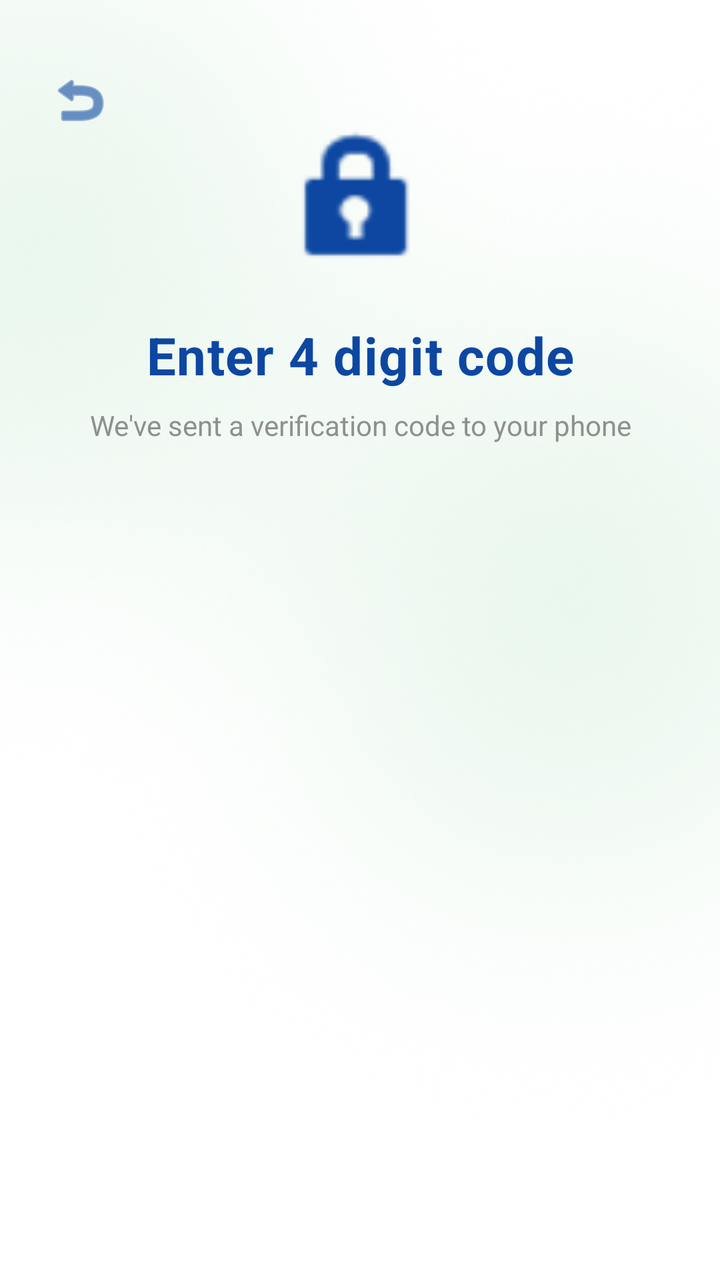
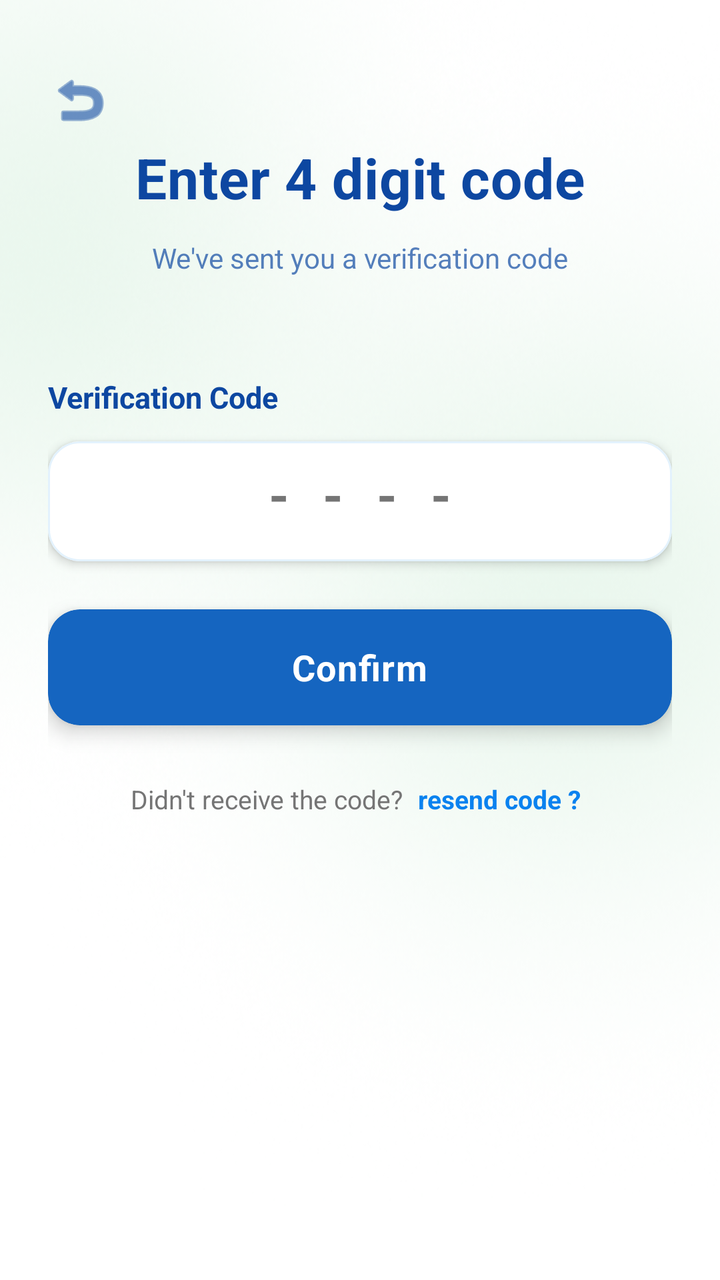

Before-and-after screenshots of an Android layout around one commit, followed by the original layout XML and the change that was made.
<!-- AndroidManifest.xml: application theme Theme.Hostello -->
<!-- res/layout/activity_otp.xml -->
<?xml version="1.0" encoding="utf-8"?>
<LinearLayout xmlns:android="http://schemas.android.com/apk/res/android"
    xmlns:app="http://schemas.android.com/apk/res-auto"
    xmlns:tools="http://schemas.android.com/tools"
    android:id="@+id/main"
    android:layout_width="match_parent"
    android:layout_height="match_parent"
    android:orientation="vertical"
    android:background="@color/white"
    tools:context=".OtpActivity">

    
    <FrameLayout
        android:layout_width="match_parent"
        android:layout_height="wrap_content"
        android:background="@drawable/gradient_bg">

        
        <ImageButton
            android:id="@+id/back"
            android:layout_width="48dp"
            android:layout_height="48dp"
            android:layout_marginStart="16dp"
            android:layout_marginTop="26dp"
            android:background="?attr/selectableItemBackgroundBorderless"
            android:contentDescription="@string/back"
            android:src="@android:drawable/ic_menu_revert"
            app:tint="@color/dark_blue" />

        
        <LinearLayout
            android:layout_width="match_parent"
            android:layout_height="wrap_content"
            android:orientation="vertical"
            android:gravity="center_horizontal"
            android:paddingStart="24dp"
            android:paddingEnd="24dp"
            android:paddingTop="20dp"
            android:paddingBottom="32dp">

            
            <ImageView
                android:layout_width="80dp"
                android:layout_height="80dp"
                android:layout_marginTop="40dp"
                android:src="@android:drawable/ic_lock_idle_lock"
                app:tint="@color/dark_blue"
                android:contentDescription="Security lock icon" />

            
            <TextView
                android:id="@+id/member_verification_code_text"
                android:layout_width="match_parent"
                android:layout_height="wrap_content"
                android:text="@string/enter_4_digit_code"
                android:textAlignment="center"
                android:textColor="@color/dark_blue"
                android:textSize="26sp"
                android:textStyle="bold"
                android:layout_marginTop="20dp"
                android:letterSpacing="0.02" />

            
            <TextView
                android:layout_width="match_parent"
                android:layout_height="wrap_content"
                android:text="We've sent a verification code to your phone"
                android:textAlignment="center"
                android:textColor="@color/text_gray"
                android:textSize="14sp"
                android:layout_marginTop="8dp"
                android:layout_marginBottom="32dp"
                android:alpha="0.8" />

        </LinearLayout>

    </FrameLayout>

    
    <LinearLayout
        android:layout_width="match_parent"
        android:layout_height="wrap_content"
        android:orientation="vertical"
        android:padding="24dp"
        android:gravity="center_horizontal">

        
        <TextView
            android:id="@+id/member_ver_code"
            android:layout_width="wrap_content"
            android:layout_height="wrap_content"
            android:text="Verification Code"
            android:textColor="@color/dark_blue"
            android:textSize="16sp"
            android:textStyle="bold"
            android:layout_marginBottom="12dp" />

        
        <com.google.android.material.card.MaterialCardView
            android:layout_width="match_parent"
            android:layout_height="wrap_content"
            app:cardCornerRadius="16dp"
            app:cardElevation="2dp"
            app:strokeWidth="2dp"
            app:strokeColor="#E3F2FD"
            app:cardBackgroundColor="@color/white"
            android:layout_marginBottom="24dp">

            <EditText
                android:id="@+id/member_four_digit_input"
                android:layout_width="match_parent"
                android:layout_height="wrap_content"
                android:hint="@string/code_hint"
                android:inputType="number"
                android:padding="20dp"
                android:textColor="@color/dark_blue"
                android:textColorHint="@color/text_gray"
                android:textSize="28sp"
                android:textStyle="bold"
                android:maxLength="6"
                android:gravity="center"
                android:letterSpacing="0.3"
                android:background="@android:color/transparent" />

        </com.google.android.material.card.MaterialCardView>

        
        <com.google.android.material.card.MaterialCardView
            android:id="@+id/member_confirm"
            android:layout_width="match_parent"
            android:layout_height="wrap_content"
            app:cardCornerRadius="16dp"
            app:cardElevation="6dp"
            android:clickable="true"
            android:focusable="true"
            android:foreground="?attr/selectableItemBackground"
            app:cardBackgroundColor="#1565C0">

            <LinearLayout
                android:layout_width="match_parent"
                android:layout_height="wrap_content"
                android:orientation="horizontal"
                android:gravity="center"
                android:padding="16dp">

                <TextView
                    android:layout_width="wrap_content"
                    android:layout_height="wrap_content"
                    android:text="@string/confirm_button"
                    android:textColor="#FFFFFF"
                    android:textSize="18sp"
                    android:textStyle="bold"
                    android:letterSpacing="0.05" />

                <ImageView
                    android:layout_width="24dp"
                    android:layout_height="24dp"
                    android:layout_marginStart="8dp"
                    android:src="@android:drawable/ic_menu_send"
                    app:tint="#FFFFFF"
                    android:contentDescription="Send icon" />

            </LinearLayout>

        </com.google.android.material.card.MaterialCardView>

        
        <LinearLayout
            android:layout_width="match_parent"
            android:layout_height="wrap_content"
            android:orientation="horizontal"
            android:gravity="center"
            android:layout_marginTop="20dp">

            <TextView
                android:layout_width="wrap_content"
                android:layout_height="wrap_content"
                android:text="Didn't receive the code? "
                android:textSize="14sp"
                android:textColor="@color/text_gray" />

            <TextView
                android:id="@+id/code_confirm_agree"
                android:layout_width="wrap_content"
                android:layout_height="wrap_content"
                android:text="@string/resend_code"
                android:textSize="14sp"
                android:textColor="@color/blue"
                android:textStyle="bold"
                android:clickable="true"
                android:focusable="true"
                android:background="?attr/selectableItemBackground"
                android:padding="4dp" />

        </LinearLayout>

        
        <TextView
            android:id="@+id/resend_timer"
            android:layout_width="wrap_content"
            android:layout_height="wrap_content"
            android:text="Resend code in 00:30"
            android:textSize="12sp"
            android:textColor="@color/text_gray"
            android:layout_marginTop="8dp"
            android:visibility="gone" />

    </LinearLayout>

    
    <View
        android:layout_width="match_parent"
        android:layout_height="0dp"
        android:layout_weight="1" />

    
    <LinearLayout
        android:layout_width="match_parent"
        android:layout_height="wrap_content"
        android:orientation="horizontal"
        android:gravity="center"
        android:padding="20dp"
        android:background="#F5F5F5">

        <ImageView
            android:layout_width="16dp"
            android:layout_height="16dp"
            android:src="@android:drawable/ic_secure"
            app:tint="@color/blue"
            android:contentDescription="Security icon" />

        <TextView
            android:layout_width="wrap_content"
            android:layout_height="wrap_content"
            android:text="Your information is secure and encrypted"
            android:textSize="12sp"
            android:textColor="@color/text_gray"
            android:layout_marginStart="6dp" />

    </LinearLayout>

</LinearLayout>
<!-- resources referenced by this layout -->
<resources>
  <color name="blue">#0A82EF</color>
  <color name="dark_blue">#0D47A1</color>
  <color name="text_gray">#757575</color>
  <color name="white">#FFFFFF</color>
  <!-- drawable gradient_bg: png bitmap (drawable, 370907 bytes) -->
  <string name="back">Back</string>
  <string name="code_hint">- - - -</string>
  <string name="confirm_button">Confirm</string>
  <string name="enter_4_digit_code">Enter 4 digit code</string>
  <string name="resend_code">resend code ?</string>
  <style name="Theme.Hostello" parent="Base.Theme.Hostello" />
  <style name="Base.Theme.Hostello" parent="Theme.Material3.DayNight.NoActionBar">
          <item name="colorPrimary">@color/black</item>
      </style>
  <color name="black">#FF000000</color>
</resources>

<!-- the commit's change to res/layout/activity_otp.xml (unified diff, before → after) -->
@@ -9,7 +9,6 @@
     android:background="@color/white"
     tools:context=".OtpActivity">
 
-    
     <FrameLayout
         android:layout_width="match_parent"
         android:layout_height="wrap_content"
@@ -36,16 +35,7 @@
             android:paddingStart="24dp"
             android:paddingEnd="24dp"
             android:paddingTop="20dp"
-            android:paddingBottom="32dp">
-
-            
-            <ImageView
-                android:layout_width="80dp"
-                android:layout_height="80dp"
-                android:layout_marginTop="40dp"
-                android:src="@android:drawable/ic_lock_idle_lock"
-                app:tint="@color/dark_blue"
-                android:contentDescription="Security lock icon" />
+            android:paddingBottom="40dp">
 
             
             <TextView
@@ -55,188 +45,121 @@
                 android:text="@string/enter_4_digit_code"
                 android:textAlignment="center"
                 android:textColor="@color/dark_blue"
-                android:textSize="26sp"
+                android:textSize="28sp"
                 android:textStyle="bold"
-                android:layout_marginTop="20dp"
-                android:letterSpacing="0.02" />
+                android:layout_marginTop="50dp"
+                android:layout_marginBottom="12dp"
+                android:letterSpacing="0.01" />
 
             
             <TextView
                 android:layout_width="match_parent"
                 android:layout_height="wrap_content"
-                android:text="We've sent a verification code to your phone"
+                android:text="We've sent you a verification code"
                 android:textAlignment="center"
-                android:textColor="@color/text_gray"
+                android:textColor="@color/dark_blue"
                 android:textSize="14sp"
-                android:layout_marginTop="8dp"
-                android:layout_marginBottom="32dp"
-                android:alpha="0.8" />
+                android:layout_marginBottom="50dp"
+                android:alpha="0.7" />
+
+            
+            <TextView
+                android:id="@+id/member_ver_code"
+                android:layout_width="match_parent"
+                android:layout_height="wrap_content"
+                android:text="Verification Code"
+                android:textColor="@color/dark_blue"
+                android:textSize="15sp"
+                android:textStyle="bold"
+                android:layout_marginBottom="12dp" />
+
+            
+            <com.google.android.material.card.MaterialCardView
+                android:layout_width="match_parent"
+                android:layout_height="wrap_content"
+                app:cardCornerRadius="16dp"
+                app:cardElevation="3dp"
+                app:strokeWidth="1dp"
+                app:strokeColor="#E3F2FD"
+                app:cardBackgroundColor="@color/white"
+                android:layout_marginBottom="24dp">
+
+                <EditText
+                    android:id="@+id/member_four_digit_input"
+                    android:layout_width="match_parent"
+                    android:layout_height="60dp"
+                    android:hint="@string/code_hint"
+                    android:inputType="number"
+                    android:padding="16dp"
+                    android:textColor="@color/dark_blue"
+                    android:textColorHint="@color/text_gray"
+                    android:textSize="26sp"
+                    android:textStyle="bold"
+                    android:maxLength="6"
+                    android:gravity="center"
+                    android:letterSpacing="0.2"
+                    android:background="@android:color/transparent" />
+
+            </com.google.android.material.card.MaterialCardView>
+
+            
+            <androidx.cardview.widget.CardView
+                android:id="@+id/member_confirm"
+                android:layout_width="match_parent"
+                android:layout_height="58dp"
+                app:cardCornerRadius="16dp"
+                app:cardElevation="6dp"
+                android:clickable="true"
+                android:focusable="true"
+                android:foreground="?attr/selectableItemBackground"
+                app:cardBackgroundColor="#1565C0">
+
+                <TextView
+                    android:layout_width="wrap_content"
+                    android:layout_height="wrap_content"
+                    android:layout_gravity="center"
+                    android:text="@string/confirm_button"
+                    android:textColor="#FFFFFF"
+                    android:textSize="18sp"
+                    android:textStyle="bold"
+                    android:letterSpacing="0.03" />
+            </androidx.cardview.widget.CardView>
+
+            
+            <LinearLayout
+                android:layout_width="wrap_content"
+                android:layout_height="wrap_content"
+                android:orientation="horizontal"
+                android:layout_marginTop="20dp"
+                android:gravity="center">
+
+                <TextView
+                    android:layout_width="wrap_content"
+                    android:layout_height="wrap_content"
+                    android:text="Didn't receive the code? "
+                    android:textSize="13sp"
+                    android:textColor="@color/text_gray" />
+
+                <TextView
+                    android:id="@+id/code_confirm_agree"
+                    android:layout_width="wrap_content"
+                    android:layout_height="wrap_content"
+                    android:text="@string/resend_code"
+                    android:textSize="13sp"
+                    android:textColor="@color/blue"
+                    android:textStyle="bold"
+                    android:clickable="true"
+                    android:focusable="true"
+                    android:background="?attr/selectableItemBackground"
+                    android:paddingStart="4dp"
+                    android:paddingEnd="4dp"
+                    android:paddingTop="8dp"
+                    android:paddingBottom="8dp" />
+
+            </LinearLayout>
 
         </LinearLayout>
 
     </FrameLayout>
 
-    
-    <LinearLayout
-        android:layout_width="match_parent"
-        android:layout_height="wrap_content"
-        android:orientation="vertical"
-        android:padding="24dp"
-        android:gravity="center_horizontal">
-
-        
-        <TextView
-            android:id="@+id/member_ver_code"
-            android:layout_width="wrap_content"
-            android:layout_height="wrap_content"
-            android:text="Verification Code"
-            android:textColor="@color/dark_blue"
-            android:textSize="16sp"
-            android:textStyle="bold"
-            android:layout_marginBottom="12dp" />
-
-        
-        <com.google.android.material.card.MaterialCardView
-            android:layout_width="match_parent"
-            android:layout_height="wrap_content"
-            app:cardCornerRadius="16dp"
-            app:cardElevation="2dp"
-            app:strokeWidth="2dp"
-            app:strokeColor="#E3F2FD"
-            app:cardBackgroundColor="@color/white"
-            android:layout_marginBottom="24dp">
-
-            <EditText
-                android:id="@+id/member_four_digit_input"
-                android:layout_width="match_parent"
-                android:layout_height="wrap_content"
-                android:hint="@string/code_hint"
-                android:inputType="number"
-                android:padding="20dp"
-                android:textColor="@color/dark_blue"
-                android:textColorHint="@color/text_gray"
-                android:textSize="28sp"
-                android:textStyle="bold"
-                android:maxLength="6"
-                android:gravity="center"
-                android:letterSpacing="0.3"
-                android:background="@android:color/transparent" />
-
-        </com.google.android.material.card.MaterialCardView>
-
-        
-        <com.google.android.material.card.MaterialCardView
-            android:id="@+id/member_confirm"
-            android:layout_width="match_parent"
-            android:layout_height="wrap_content"
-            app:cardCornerRadius="16dp"
-            app:cardElevation="6dp"
-            android:clickable="true"
-            android:focusable="true"
-            android:foreground="?attr/selectableItemBackground"
-            app:cardBackgroundColor="#1565C0">
-
-            <LinearLayout
-                android:layout_width="match_parent"
-                android:layout_height="wrap_content"
-                android:orientation="horizontal"
-                android:gravity="center"
-                android:padding="16dp">
-
-                <TextView
-                    android:layout_width="wrap_content"
-                    android:layout_height="wrap_content"
-                    android:text="@string/confirm_button"
-                    android:textColor="#FFFFFF"
-                    android:textSize="18sp"
-                    android:textStyle="bold"
-                    android:letterSpacing="0.05" />
-
-                <ImageView
-                    android:layout_width="24dp"
-                    android:layout_height="24dp"
-                    android:layout_marginStart="8dp"
-                    android:src="@android:drawable/ic_menu_send"
-                    app:tint="#FFFFFF"
-                    android:contentDescription="Send icon" />
-
-            </LinearLayout>
-
-        </com.google.android.material.card.MaterialCardView>
-
-        
-        <LinearLayout
-            android:layout_width="match_parent"
-            android:layout_height="wrap_content"
-            android:orientation="horizontal"
-            android:gravity="center"
-            android:layout_marginTop="20dp">
-
-            <TextView
-                android:layout_width="wrap_content"
-                android:layout_height="wrap_content"
-                android:text="Didn't receive the code? "
-                android:textSize="14sp"
-                android:textColor="@color/text_gray" />
-
-            <TextView
-                android:id="@+id/code_confirm_agree"
-                android:layout_width="wrap_content"
-                android:layout_height="wrap_content"
-                android:text="@string/resend_code"
-                android:textSize="14sp"
-                android:textColor="@color/blue"
-                android:textStyle="bold"
-                android:clickable="true"
-                android:focusable="true"
-                android:background="?attr/selectableItemBackground"
-                android:padding="4dp" />
-
-        </LinearLayout>
-
-        
-        <TextView
-            android:id="@+id/resend_timer"
-            android:layout_width="wrap_content"
-            android:layout_height="wrap_content"
-            android:text="Resend code in 00:30"
-            android:textSize="12sp"
-            android:textColor="@color/text_gray"
-            android:layout_marginTop="8dp"
-            android:visibility="gone" />
-
-    </LinearLayout>
-
-    
-    <View
-        android:layout_width="match_parent"
-        android:layout_height="0dp"
-        android:layout_weight="1" />
-
-    
-    <LinearLayout
-        android:layout_width="match_parent"
-        android:layout_height="wrap_content"
-        android:orientation="horizontal"
-        android:gravity="center"
-        android:padding="20dp"
-        android:background="#F5F5F5">
-
-        <ImageView
-            android:layout_width="16dp"
-            android:layout_height="16dp"
-            android:src="@android:drawable/ic_secure"
-            app:tint="@color/blue"
-            android:contentDescription="Security icon" />
-
-        <TextView
-            android:layout_width="wrap_content"
-            android:layout_height="wrap_content"
-            android:text="Your information is secure and encrypted"
-            android:textSize="12sp"
-            android:textColor="@color/text_gray"
-            android:layout_marginStart="6dp" />
-
-    </LinearLayout>
-
 </LinearLayout>
